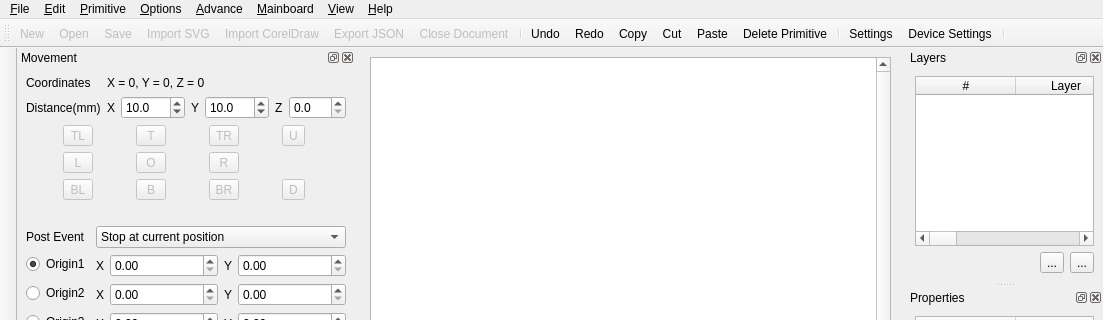
The window that src/ui/LaserControllerWindow.ui (oneminute/LaserController) describes before a commit, drawn with Qt 5; both pictures show x 0 to 1103 and y 0 to 320 of the 1103 by 923 pixel window.
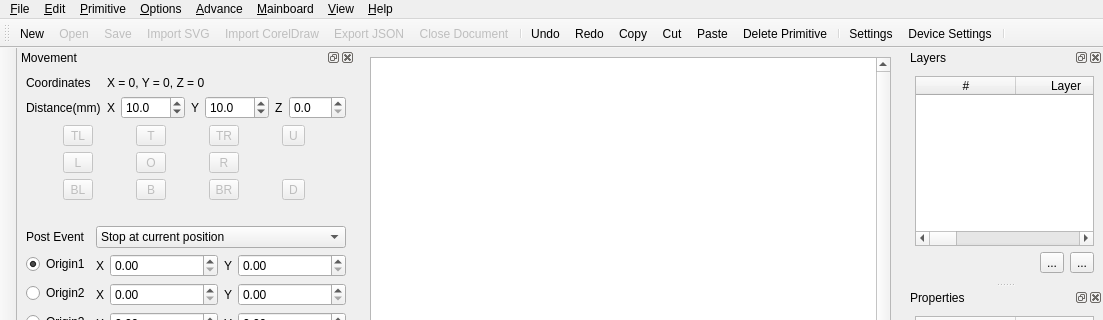
The same window after the commit. Icons and pictures are not drawn. Custom widgets are drawn as their Qt base class.

```diff
--- a/src/ui/LaserControllerWindow.ui
+++ b/src/ui/LaserControllerWindow.ui
@@ -1467,7 +1467,7 @@
   </action>
   <action name="actionNew">
    <property name="enabled">
-    <bool>false</bool>
+    <bool>true</bool>
    </property>
    <property name="icon">
     <iconset resource="../res/icons.qrc">
```
